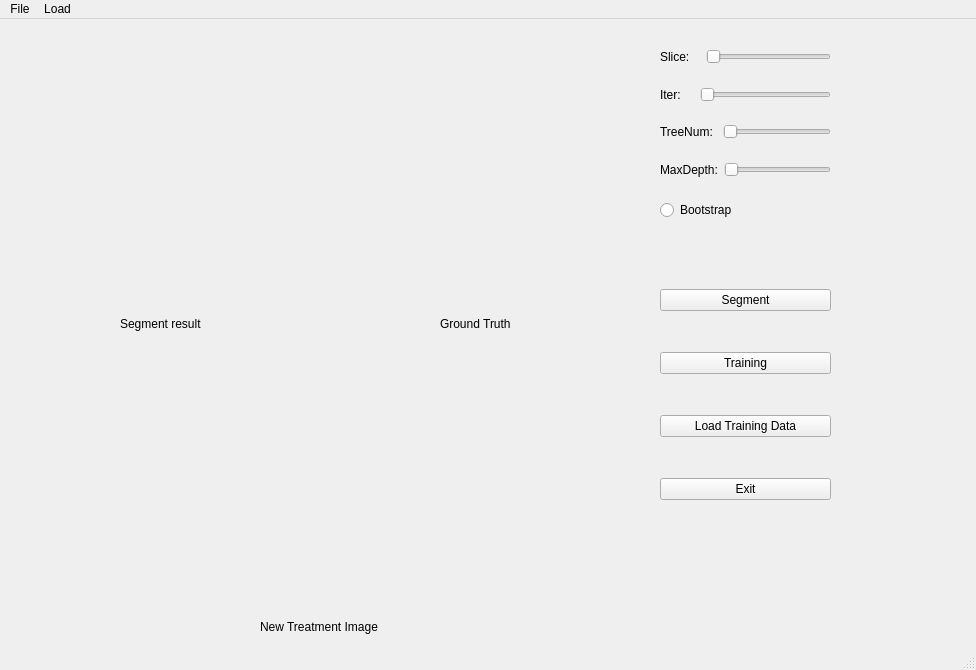
Above: src/main/UI/MainWindow.ui from dhj199268/ProSegCode before the change. Below: the same form after it.
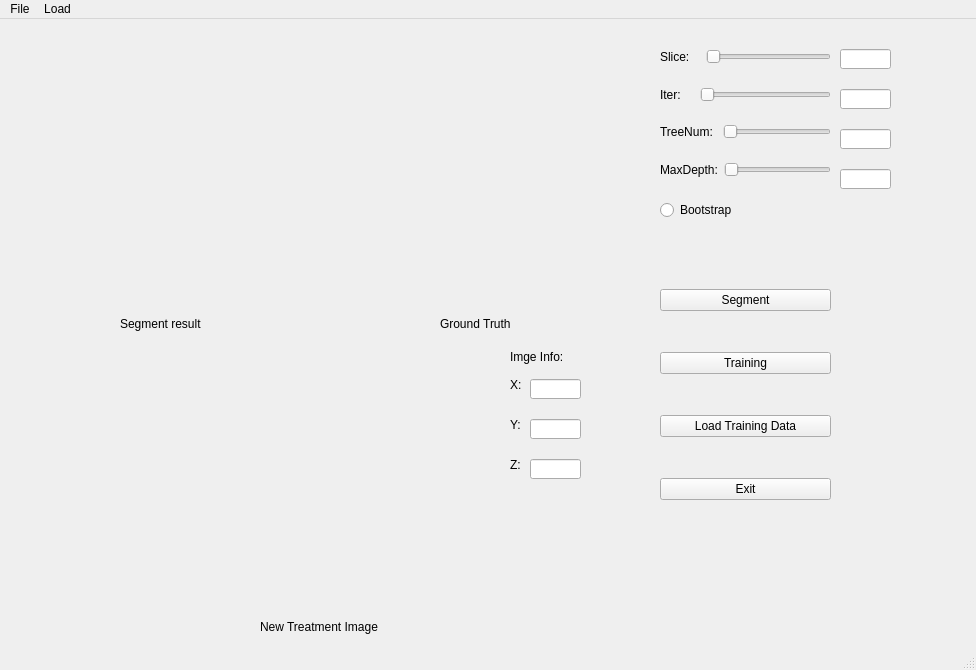
That is the form after the change.

```diff
--- a/src/main/UI/MainWindow.ui
+++ b/src/main/UI/MainWindow.ui
@@ -275,6 +275,128 @@
      </item>
     </layout>
    </widget>
+   <widget class="QLabel" name="label_5">
+    <property name="geometry">
+     <rect>
+      <x>510</x>
+      <y>330</y>
+      <width>71</width>
+      <height>16</height>
+     </rect>
+    </property>
+    <property name="text">
+     <string>Imge Info:</string>
+    </property>
+   </widget>
+   <widget class="QLabel" name="label_10">
+    <property name="geometry">
+     <rect>
+      <x>510</x>
+      <y>430</y>
+      <width>16</width>
+      <height>31</height>
+     </rect>
+    </property>
+    <property name="text">
+     <string>Z:</string>
+    </property>
+   </widget>
+   <widget class="QLabel" name="label_9">
+    <property name="geometry">
+     <rect>
+      <x>510</x>
+      <y>390</y>
+      <width>16</width>
+      <height>31</height>
+     </rect>
+    </property>
+    <property name="text">
+     <string>Y:</string>
+    </property>
+   </widget>
+   <widget class="QLabel" name="label_6">
+    <property name="geometry">
+     <rect>
+      <x>510</x>
+      <y>350</y>
+      <width>16</width>
+      <height>31</height>
+     </rect>
+    </property>
+    <property name="text">
+     <string>X:</string>
+    </property>
+   </widget>
+   <widget class="QLineEdit" name="sliceEdit">
+    <property name="geometry">
+     <rect>
+      <x>840</x>
+      <y>30</y>
+      <width>51</width>
+      <height>20</height>
+     </rect>
+    </property>
+   </widget>
+   <widget class="QLineEdit" name="iterEdit">
+    <property name="geometry">
+     <rect>
+      <x>840</x>
+      <y>70</y>
+      <width>51</width>
+      <height>20</height>
+     </rect>
+    </property>
+   </widget>
+   <widget class="QLineEdit" name="treenumEdit">
+    <property name="geometry">
+     <rect>
+      <x>840</x>
+      <y>110</y>
+      <width>51</width>
+      <height>20</height>
+     </rect>
+    </property>
+   </widget>
+   <widget class="QLineEdit" name="depthEdit">
+    <property name="geometry">
+     <rect>
+      <x>840</x>
+      <y>150</y>
+      <width>51</width>
+      <height>20</height>
+     </rect>
+    </property>
+   </widget>
+   <widget class="QLineEdit" name="xEdit">
+    <property name="geometry">
+     <rect>
+      <x>530</x>
+      <y>360</y>
+      <width>51</width>
+      <height>20</height>
+     </rect>
+    </property>
+   </widget>
+   <widget class="QLineEdit" name="yEdit">
+    <property name="geometry">
+     <rect>
+      <x>530</x>
+      <y>400</y>
+      <width>51</width>
+      <height>20</height>
+     </rect>
+    </property>
+   </widget>
+   <widget class="QLineEdit" name="zEdit">
+    <property name="geometry">
+     <rect>
+      <x>530</x>
+      <y>440</y>
+      <width>51</width>
+      <height>20</height>
+     </rect>
+    </property>
+   </widget>
   </widget>
   <widget class="QMenuBar" name="menubar">
    <property name="geometry">
```
